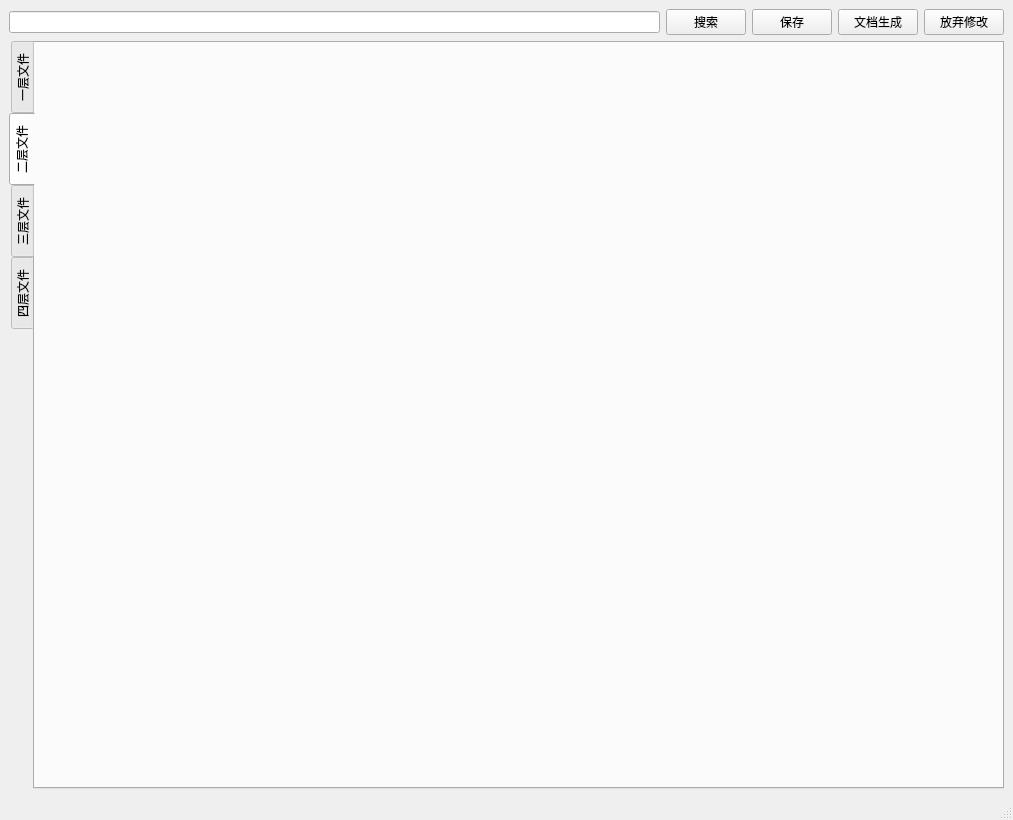
The window that Word-Printer/MainUI.ui (OtakuTools/WordPrinter) describes before a commit, drawn with Qt 5.
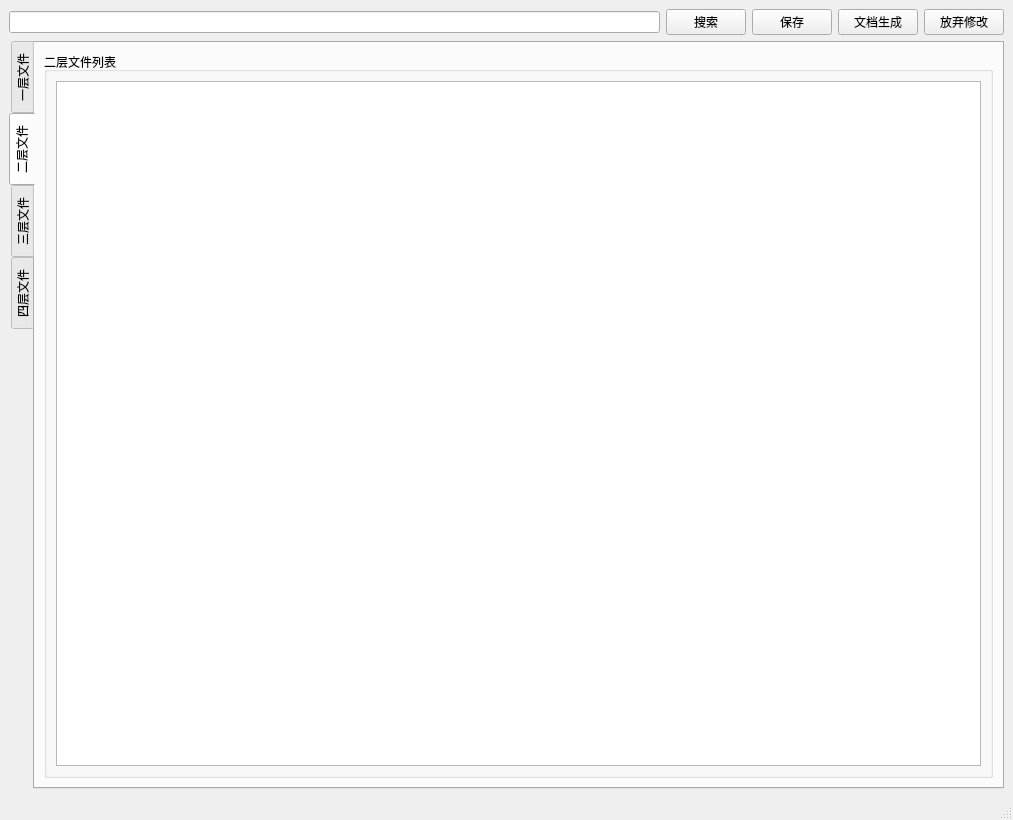
The same window after the commit. The open tabs and pages were chosen to show the change.

Commit message:
二层文件选择及UI设计
二层文件列表更新同步，添加了手动更新模板功能

What changed in the file:
```diff
--- a/Word-Printer/MainUI.ui
+++ b/Word-Printer/MainUI.ui
@@ -1304,6 +1304,29 @@
        <attribute name="title">
         <string>二层文件</string>
        </attribute>
+       <layout class="QGridLayout" name="gridLayout_15">
+        <item row="0" column="0">
+         <widget class="QGroupBox" name="level2">
+          <property name="title">
+           <string>二层文件列表</string>
+          </property>
+          <layout class="QGridLayout" name="gridLayout_14">
+           <item row="0" column="0">
+            <widget class="QTreeWidget" name="level2_fileList">
+             <attribute name="headerVisible">
+              <bool>false</bool>
+             </attribute>
+             <column>
+              <property name="text">
+               <string notr="true">1</string>
+              </property>
+             </column>
+            </widget>
+           </item>
+          </layout>
+         </widget>
+        </item>
+       </layout>
       </widget>
       <widget class="QWidget" name="tab_3">
        <attribute name="title">
```
Left out of the diff: 8 changed lines with no effect on the pictures. The commit also changes 3 other files.
